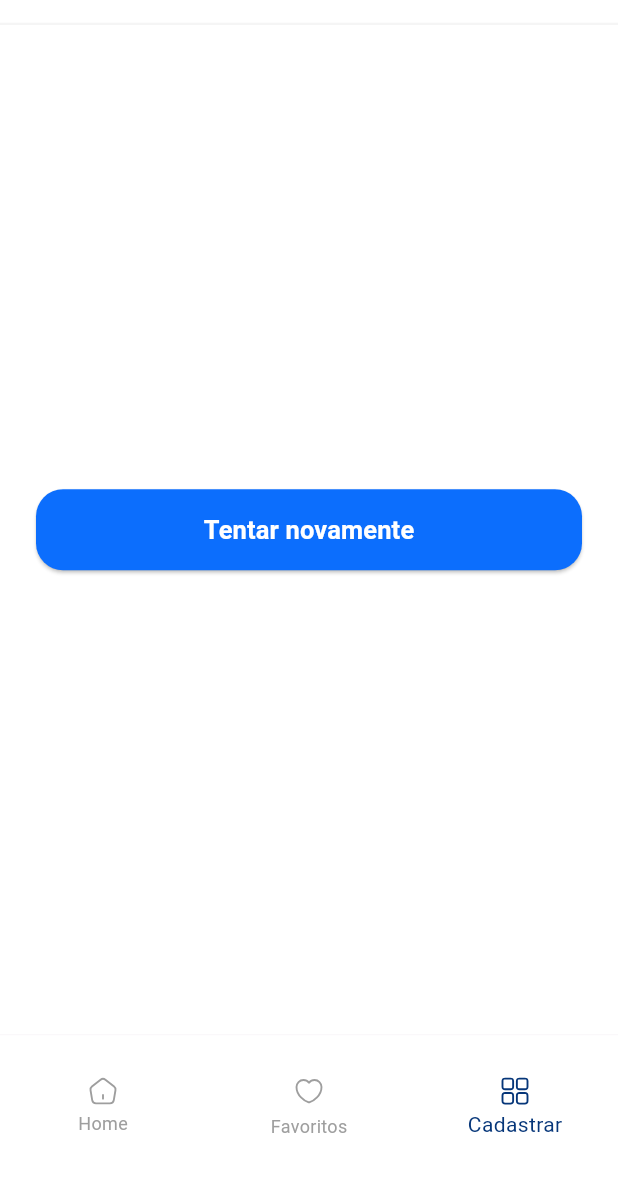
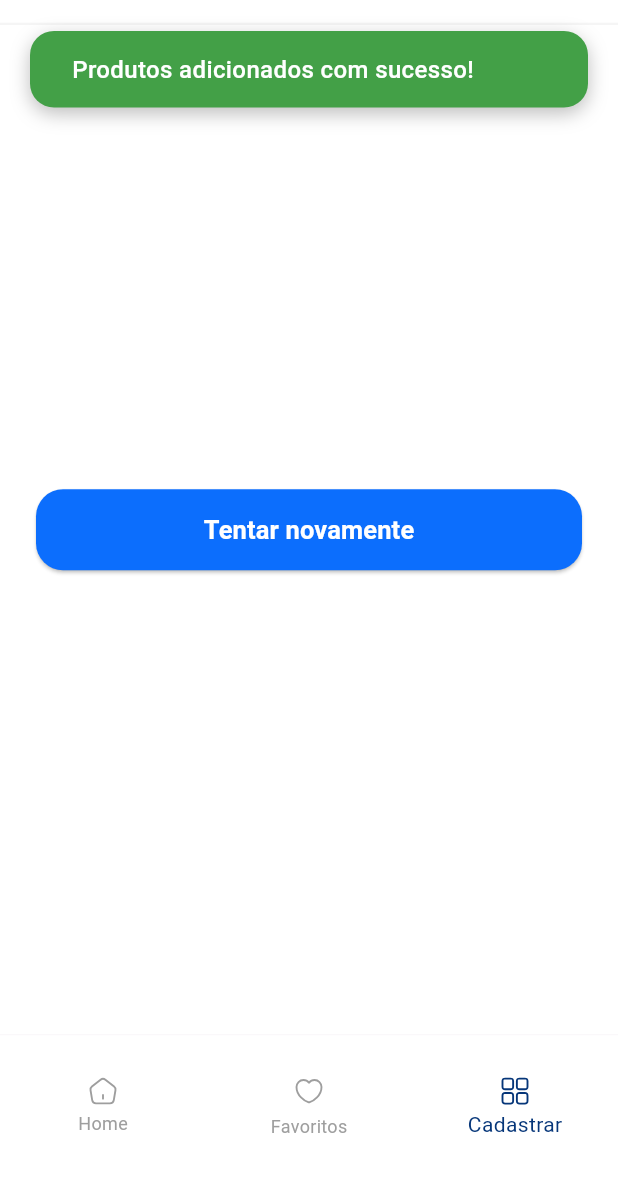
Before and after one commit to PedroFrancoDev/DevFest---ProductList, a Flutter app: the screen it shows after launch, item 3 of the bottom bar chosen, after a tap on "Tentar novamente", on a phone screen of 412 x 824 dp, the part 59-1236 px from its top. Run offline on Flutter 3.47's test engine with Material 3 defaults, Android fonts, the phone set to English and light mode, and no system bars; our stand-ins replace carousel_slider, cloud_firestore, dartz, fan_carousel_image_slider, firebase_core, flutter_svg and 2 more; accounts and stored records are empty; generated files the repository leaves out were written again.

```diff
--- a/lib/data/models/product.dart
+++ b/lib/data/models/product.dart
@@ -48,4 +48,28 @@ class ProductModel {
       'rating': rating,
     };
   }
+
+  ProductModel copyWith({
+    String? id,
+    String? name,
+    double? price,
+    String? mainImage,
+    List<String>? images,
+    bool? isFavorite,
+    List<int>? sizes,
+    String? description,
+    double? rating,
+  }) {
+    return ProductModel(
+      id: id ?? this.id,
+      name: name ?? this.name,
+      price: price ?? this.price,
+      mainImage: mainImage ?? this.mainImage,
+      images: images ?? this.images,
+      isFavorite: isFavorite ?? this.isFavorite,
+      sizes: sizes ?? this.sizes,
+      description: description ?? this.description,
+      rating: rating ?? this.rating,
+    );
+  }
 }
--- a/lib/data/services/i_product_service.dart
+++ b/lib/data/services/i_product_service.dart
@@ -5,4 +5,6 @@ import 'package:dev_fest_product_list/domain/failures/failure.dart';
 abstract class IProductService {
   Future<Either<Failure, List<ProductModel>>> getProducts();
   Future<Either<Failure, bool>> createProduct();
+  Future<Either<Failure, bool>> addToFavorites(String productId);
+  Future<Either<Failure, bool>> removeFromFavorites(String productId);
 }
--- a/lib/main.dart
+++ b/lib/main.dart
@@ -2,6 +2,7 @@ import 'package:dev_fest_product_list/config/di/injector.dart';
 import 'package:dev_fest_product_list/ui/splash/splash.dart';
 import 'package:flutter/material.dart';
 import 'package:firebase_core/firebase_core.dart';
+import 'package:fluttertoast/fluttertoast.dart';
 import 'firebase_options.dart';
 
 void main() async {
@@ -13,9 +14,14 @@ void main() async {
   runApp(const App());
 }
 
-class App extends StatelessWidget {
+class App extends StatefulWidget {
   const App({super.key});
 
+  @override
+  State<App> createState() => _AppState();
+}
+
+class _AppState extends State<App> {
   @override
   Widget build(BuildContext context) {
     return MaterialApp(
--- a/lib/ui/core/widgets/page_view_widget.dart
+++ b/lib/ui/core/widgets/page_view_widget.dart
@@ -97,7 +97,7 @@ class _PageViewWidgetState extends State<PageViewWidget> {
             ),
             BottomNavigationBarItem(
               icon: SvgPicture.asset(
-                "assets/Property 1=outline.svg",
+                "assets/register.svg",
                 width: 20,
                 height: 24,
                 colorFilter: ColorFilter.mode(
--- a/lib/ui/register_product/view/register_products.dart
+++ b/lib/ui/register_product/view/register_products.dart
@@ -3,6 +3,7 @@ import 'package:dev_fest_product_list/data/repository/i_product_repository.dart'
 import 'package:dev_fest_product_list/ui/core/theme/colors.dart';
 import 'package:dev_fest_product_list/ui/core/widgets/app_bar.dart';
 import 'package:dev_fest_product_list/ui/register_product/view_model/home_view_model.dart';
+import 'package:dev_fest_product_list/utils/snackbar_helper.dart';
 import 'package:flutter/material.dart';
 import 'package:flutter_svg/svg.dart';
 
@@ -15,7 +16,7 @@ class RegisterProducts extends StatefulWidget {
 
 class _RegisterProductsState extends State<RegisterProducts> {
   final viewModel = RegisterProductsViewModel(
-    productRepository: getIt.get<IProductRepository>()
+    productRepository: getIt.get<IProductRepository>(),
   );
 
   @override
@@ -34,7 +35,10 @@ class _RegisterProductsState extends State<RegisterProducts> {
         ),
       ),
       backgroundColor: Colors.white,
-      body: Center(
+      body: ListenableBuilder(
+        listenable: viewModel,
+        builder: (context, _) {
+          return Center(
             child: Padding(
               padding: const EdgeInsets.symmetric(horizontal: 24),
               child: SizedBox(
@@ -48,15 +52,17 @@ class _RegisterProductsState extends State<RegisterProducts> {
                     ),
                     padding: const EdgeInsets.symmetric(horizontal: 28),
                   ),
-              onPressed: () => viewModel.createProduct(),
-              child: viewModel.isLoading ? SizedBox(
+                  onPressed: () => viewModel.createProduct(context),
+                  child: viewModel.isLoading
+                      ? SizedBox(
                           width: 25,
                           height: 25,
                           child: CircularProgressIndicator(
                             strokeWidth: 2,
                             color: Colors.white,
                           ),
-              ) : Text(
+                        )
+                      : Text(
                           "Tentar novamente",
                           style: TextStyle(
                             fontSize: 17,
@@ -67,6 +73,8 @@ class _RegisterProductsState extends State<RegisterProducts> {
                 ),
               ),
             ),
+          );
+        },
       ),
     );
   }
--- a/lib/ui/register_product/view_model/home_view_model.dart
+++ b/lib/ui/register_product/view_model/home_view_model.dart
@@ -1,14 +1,16 @@
 import 'package:dev_fest_product_list/data/repository/i_product_repository.dart';
+import 'package:dev_fest_product_list/utils/snackbar_helper.dart';
 import 'package:flutter/material.dart';
 
-class RegisterProductsViewModel extends ChangeNotifier{
+class RegisterProductsViewModel extends ChangeNotifier {
   final IProductRepository _productRepository;
 
-  RegisterProductsViewModel({required IProductRepository productRepository}) : _productRepository = productRepository;
+  RegisterProductsViewModel({required IProductRepository productRepository})
+    : _productRepository = productRepository;
 
   bool isLoading = false;
 
-  void createProduct() async {
+  void createProduct(BuildContext context) async {
     isLoading = true;
     notifyListeners();
 
@@ -18,10 +20,20 @@ class RegisterProductsViewModel extends ChangeNotifier{
       (l) {
         isLoading = false;
         notifyListeners();
+        SnackbarHelper.showModernMessage(
+          context,
+          l.message,
+          type: MessageType.error,
+        );
       },
       (r) {
         isLoading = false;
         notifyListeners();
+        SnackbarHelper.showModernMessage(
+          context,
+          "Produtos adicionados com sucesso!",
+          type: MessageType.success,
+        );
       },
     );
   }
--- /dev/null
+++ b/lib/utils/snackbar_helper.dart
@@ -0,0 +1,77 @@
+import 'package:flutter/material.dart';
+
+enum MessageType { success, error, info }
+
+class SnackbarHelper {
+  static void showModernMessage(
+    BuildContext context,
+    String message, {
+    MessageType type = MessageType.info,
+    Duration duration = const Duration(seconds: 3),
+  }) {
+    Color backgroundColor;
+
+    switch (type) {
+      case MessageType.success:
+        backgroundColor = Colors.green.shade600;
+        break;
+      case MessageType.error:
+        backgroundColor = Colors.red.shade600;
+        break;
+      case MessageType.info:
+      backgroundColor = Colors.blueGrey.shade700;
+        break;
+    }
+
+    final overlay = Overlay.of(context);
+    final overlayEntry = OverlayEntry(
+      builder: (context) => Positioned(
+        top: 60,
+        left: 20,
+        right: 20,
+        child: AnimatedSlide(
+          duration: Duration(milliseconds: 300),
+          offset: Offset(0, 0),
+          child: Material(
+            color: Colors.transparent,
+            child: Container(
+              padding: EdgeInsets.symmetric(horizontal: 16, vertical: 14),
+              decoration: BoxDecoration(
+                color: backgroundColor,
+                borderRadius: BorderRadius.circular(16),
+                boxShadow: [
+                  BoxShadow(
+                    color: Colors.black26,
+                    blurRadius: 10,
+                    offset: Offset(0, 4),
+                  ),
+                ],
+              ),
+              child: Row(
+                children: [
+                  SizedBox(width: 12),
+                  Expanded(
+                    child: Text(
+                      message,
+                      style: TextStyle(
+                        color: Colors.white,
+                        fontSize: 16,
+                        fontWeight: FontWeight.w500,
+                      ),
+                    ),
+                  ),
+                ],
+              ),
+            ),
+          ),
+        ),
+      ),
+    );
+
+    overlay.insert(overlayEntry);
+
+    Future.delayed(duration, () {
+      overlayEntry.remove();
+    });
+  }
+}
--- a/pubspec.yaml
+++ b/pubspec.yaml
@@ -41,6 +41,7 @@ dependencies:
   get_it: ^9.1.1
   firebase_core: ^4.2.1
   cloud_firestore: ^6.1.0
+  fluttertoast: ^9.0.0
 
 dev_dependencies:
   flutter_test:
```
Also changed, not shown: lib/data/repository_impl/product_repository_impl.dart (+19 -12 lines), lib/data/services/fake_product_service_impl.dart (+12 -0 lines), lib/data/services/firebase_product_service_impl.dart (+57 -191 lines), lib/ui/Home/view/home_view.dart (+10 -1 lines), lib/ui/Home/view_model/home_view_model.dart (+25 -2 lines), lib/ui/core/widgets/product_card.dart (+16 -4 lines), lib/ui/favorites/view/favorite_view.dart (+8 -1 lines), lib/ui/favorites/view_model/favorite_view_model.dart (+31 -0 lines), lib/utils/firebase_error_messages.dart (added, +69 -0 lines), assets/register.svg (renamed from assets/Property 1=outline.svg), pubspec.lock. Lines whose indentation alone changed are shown as unchanged.
